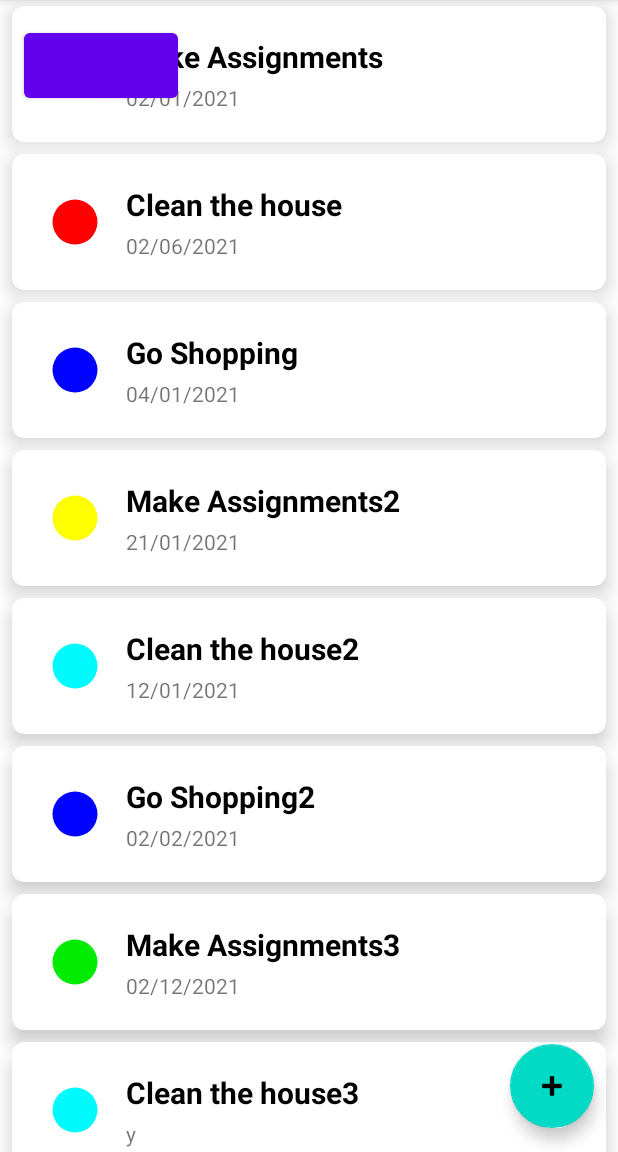
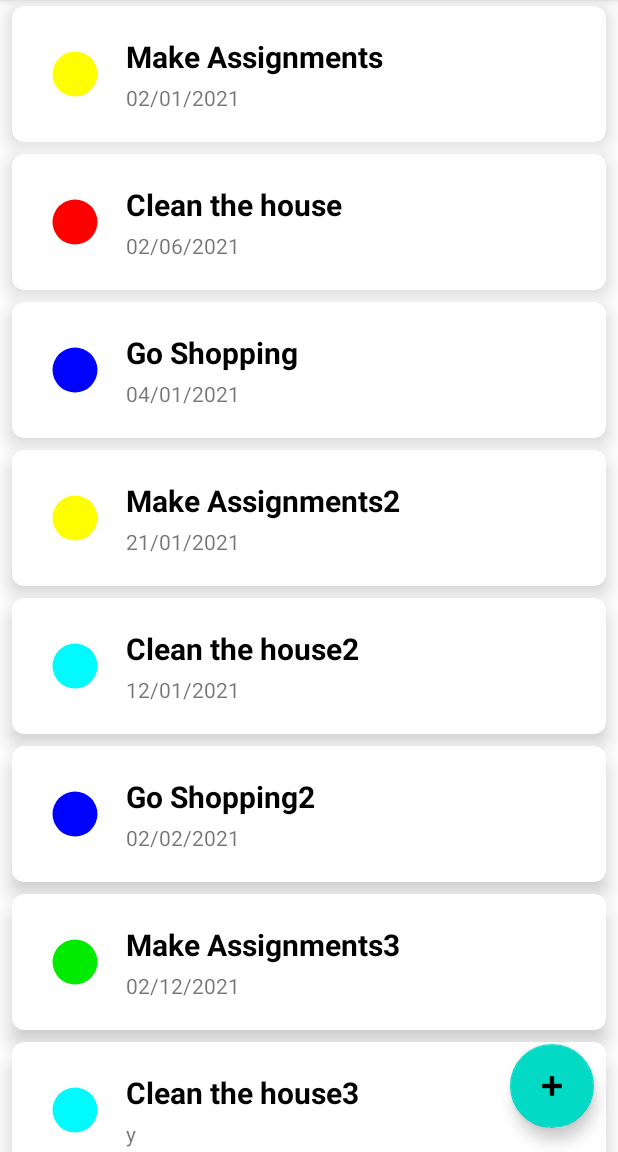
Before and after one commit to rebahozkoc/TODO-App, an Android app: the screen it shows after launch (ListActivity), on a phone screen of 412 x 824 dp, the part 84-1236 px from its top. Run offline under Robolectric (Android 15) with nearby library versions, the phone set to English and light mode, and no system bars.

Commit message:
Refactor ListActivity

```diff
--- a/app/src/main/java/com/example/todoapp/ui/list/ListActivity.kt
+++ b/app/src/main/java/com/example/todoapp/ui/list/ListActivity.kt
@@ -1,24 +1,14 @@
 package com.example.todoapp.ui.list
 
-import android.content.Context
 import android.os.Bundle
-import android.view.LayoutInflater
-import android.view.View
-import android.view.ViewGroup
-import android.widget.ImageView
-import android.widget.TextView
-import android.widget.Toast
 import androidx.appcompat.app.AppCompatActivity
-import androidx.cardview.widget.CardView
-import androidx.recyclerview.widget.RecyclerView
-import com.example.todoapp.R
+import com.example.todoapp.data.DummyData
 import com.example.todoapp.databinding.ActivityListBinding
 import com.example.todoapp.model.TodoModel
-import com.example.todoapp.model.TodoState
 import com.example.todoapp.ui.create.CreateActivity
-import com.example.todoapp.ui.detail.DetailActivity
-import com.google.android.material.internal.ContextUtils.getActivity
-
+import com.example.todoapp.ui.list.adapter.TodoAdapter
+import com.example.todoapp.utils.extensions.toast
+import com.example.todoapp.utils.listener.ClickListener
 
 class ListActivity : AppCompatActivity() {
 
@@ -27,100 +17,29 @@ class ListActivity : AppCompatActivity() {
     override fun onCreate(savedInstanceState: Bundle?) {
         super.onCreate(savedInstanceState)
         binding = ActivityListBinding.inflate(layoutInflater)
-        val view = binding.root
-        setContentView(view)
+        setContentView(binding.root)
 
-        val addNoteButton = binding.addNoteButton
-        addNoteButton.setOnClickListener{CreateActivity.open(this)}
+        initListeners()
 
-        val clickableText = binding.taskDetail
-        clickableText.setOnClickListener { DetailActivity.open(this) }
+        setTodoAdapter()
 
-        val adapter = TodoAdapter(this)
-        val todoList = binding.todoList
-        todoList.adapter = adapter
+        val list = DummyData.getList()
+        (binding.todoList.adapter as? TodoAdapter)?.updateList(list)
+    }
+
+    private fun setTodoAdapter() {
+        binding.todoList.adapter = TodoAdapter(object : ClickListener<TodoModel> {
+            override fun onClicked(data: TodoModel) {
+                //TODO navigate to detail screen
+                toast(data.title)
+            }
+
+        })
+    }
+
+    private fun initListeners() {
+        binding.addNoteButton.setOnClickListener { CreateActivity.open(this) }
     }
 
 
 }
-
-class TodoAdapter(context: Context): RecyclerView.Adapter<TodoAdapter.ViewHolder>() {
-    val contextVal = context
-
-    private var data =  listOf(TodoModel("Make Assignments", "Description 1", "02/01/2021", TodoState.Waiting),
-        TodoModel("Clean the house", "Description 2", "02/06/2021", TodoState.Failed),
-        TodoModel("Go Shopping", "Description 3", "04/01/2021", TodoState.InProcess),
-        TodoModel("Make Assignments2", "0", "21/01/2021", TodoState.Waiting),
-        TodoModel("Clean the house2", "x", "12/01/2021", TodoState.Todo),
-        TodoModel("Go Shopping2", "x", "02/02/2021", TodoState.InProcess),
-        TodoModel("Make Assignments3", "0", "02/12/2021", TodoState.Finished),
-        TodoModel("Clean the house3", "x", "y", TodoState.Todo),
-        TodoModel("Go Shopping3", "x", "y", TodoState.InProcess),
-        TodoModel("Make Assignments4", "0", "3", TodoState.Failed),
-        TodoModel("Clean the house4", "x", "y", TodoState.Todo),
-        TodoModel("Go Shopping4", "x", "y", TodoState.InProcess),
-        TodoModel("Make Assignments5", "0", "3", TodoState.Waiting),
-        TodoModel("Clean the house5", "x", "y", TodoState.Todo),
-        TodoModel("Go Shopping5", "x", "y", TodoState.InProcess),
-        TodoModel("Make Assignments6", "0", "3", TodoState.Waiting),
-        TodoModel("Clean the house6", "x", "y", TodoState.Todo),
-        TodoModel("Go Shopping6", "x", "y", TodoState.Failed),
-        TodoModel("Make Assignments7", "0", "3", TodoState.Waiting),
-        TodoModel("Clean the house7", "x", "y", TodoState.Todo),
-        TodoModel("Go Shopping3", "x", "y", TodoState.InProcess),
-        TodoModel("Make Assignments4", "0", "3", TodoState.Waiting),
-        TodoModel("Clean the house4", "x", "y", TodoState.Todo),
-        TodoModel("Go Shopping4", "x", "y", TodoState.InProcess),
-        TodoModel("Make Assignments", "0", "3", TodoState.Waiting),
-        TodoModel("Clean the house", "x", "y", TodoState.Todo),
-        TodoModel("Go Shopping", "x", "y", TodoState.InProcess),
-        TodoModel("Make Assignments2", "0", "3", TodoState.Waiting),
-        TodoModel("Clean the house2", "x", "y", TodoState.Todo),
-        TodoModel("Go Shopping2", "x", "y", TodoState.InProcess),
-        TodoModel("Make Assignments3", "0", "3", TodoState.Waiting),
-        TodoModel("Clean the house3", "x", "y", TodoState.Todo),
-        TodoModel("Go Shopping3", "x", "y", TodoState.InProcess),
-        TodoModel("Make Assignments4", "0", "3", TodoState.Waiting),
-        TodoModel("Clean the house4", "x", "y", TodoState.Todo),
-        TodoModel("Go Shopping4", "x", "y", TodoState.InProcess))
-        set(value) {
-            field = value
-            notifyDataSetChanged()
-        }
-
-    override fun getItemCount() = data.size
-    override fun onBindViewHolder(holder: ViewHolder, position: Int) {
-        val item = data[position]
-        holder.taskTitle.text = item.title
-        holder.taskDate.text = item.createdDate
-        holder.statusImage.setImageResource(when (item.status){
-            TodoState.Failed -> R.drawable.ic_status_red
-            TodoState.Finished -> R.drawable.ic_status_green
-            TodoState.InProcess -> R.drawable.ic_status_blue
-            TodoState.Todo -> R.drawable.ic_status_teal
-            TodoState.Waiting -> R.drawable.ic_status_yellow
-        })
-        /*
-        holder.listCard.setOnClickListener {Toast.makeText(getActivity(contextVal), item.title,
-            Toast.LENGTH_LONG).show();
-        }*/
-        holder.listCard.setOnClickListener{DetailActivity.open(contextVal)}
-
-    }
-
-    override fun onCreateViewHolder(parent: ViewGroup, viewType: Int): ViewHolder {
-        val layoutInflater = LayoutInflater.from(parent.context)
-        val view = layoutInflater
-            .inflate(R.layout.list_item_task, parent, false) as View
-        return ViewHolder(view)
-
-    }
-    inner class ViewHolder(itemView: View) : RecyclerView.ViewHolder(itemView){
-        val taskTitle = itemView.findViewById<TextView>(R.id.task_title)
-        val taskDate = itemView.findViewById<TextView>(R.id.task_date)
-        val statusImage = itemView.findViewById<ImageView>(R.id.task_status)
-        val listCard = itemView.findViewById<CardView>(R.id.list_card)
-    }
-
-
-}
--- a/app/src/main/res/layout/activity_list.xml
+++ b/app/src/main/res/layout/activity_list.xml
@@ -5,7 +5,6 @@
     android:layout_width="match_parent"
     android:layout_height="match_parent"
     tools:context=".ui.list.ListActivity">
-
 
     <com.google.android.material.floatingactionbutton.FloatingActionButton
         android:id="@+id/addNoteButton"
@@ -20,25 +19,18 @@
         app:layout_constraintEnd_toEndOf="parent"
         app:srcCompat="@android:drawable/ic_input_add" />
 
-    <Button
-        style="@style/titleStyle"
-        android:id="@+id/taskDetail"
-        android:layout_width="wrap_content"
-        android:layout_height="wrap_content"
-        android:text="Button"
-        app:layout_constraintStart_toStartOf="parent"
-        app:layout_constraintTop_toTopOf="parent" />
 
     <androidx.recyclerview.widget.RecyclerView
         android:id="@+id/todo_list"
         android:layout_width="0dp"
         android:layout_height="0dp"
+        android:orientation="vertical"
+        app:layoutManager="androidx.recyclerview.widget.LinearLayoutManager"
         app:layout_constraintBottom_toBottomOf="parent"
         app:layout_constraintEnd_toEndOf="parent"
         app:layout_constraintStart_toStartOf="parent"
         app:layout_constraintTop_toTopOf="parent"
-        app:layoutManager="androidx.recyclerview.widget.LinearLayoutManager"
-        />
+        tools:listitem="@layout/list_item_task" />
 
 
 </androidx.constraintlayout.widget.ConstraintLayout>
```
